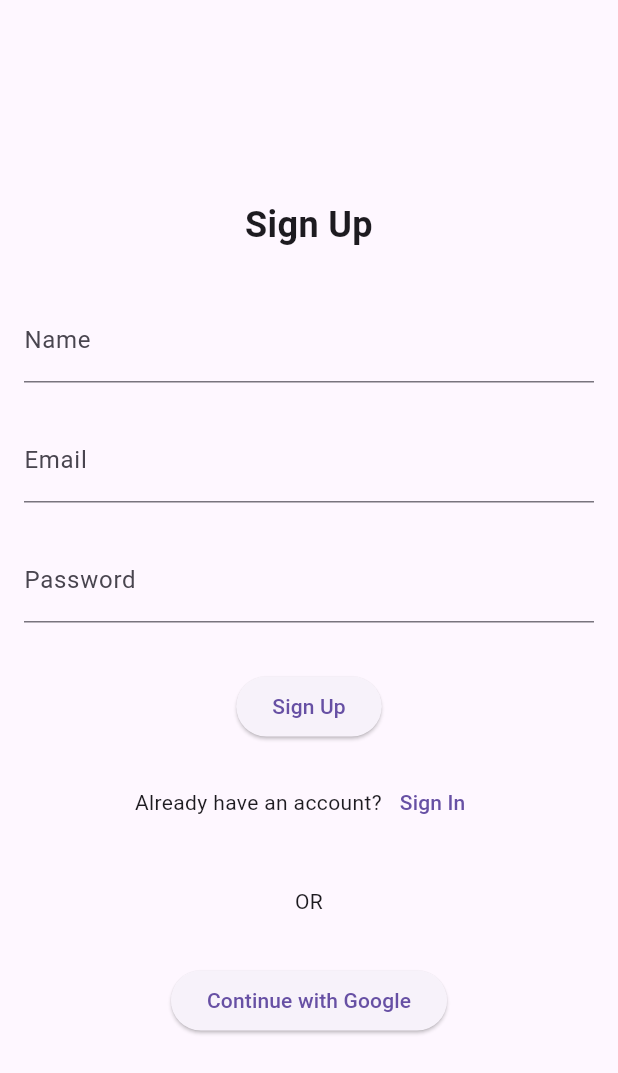
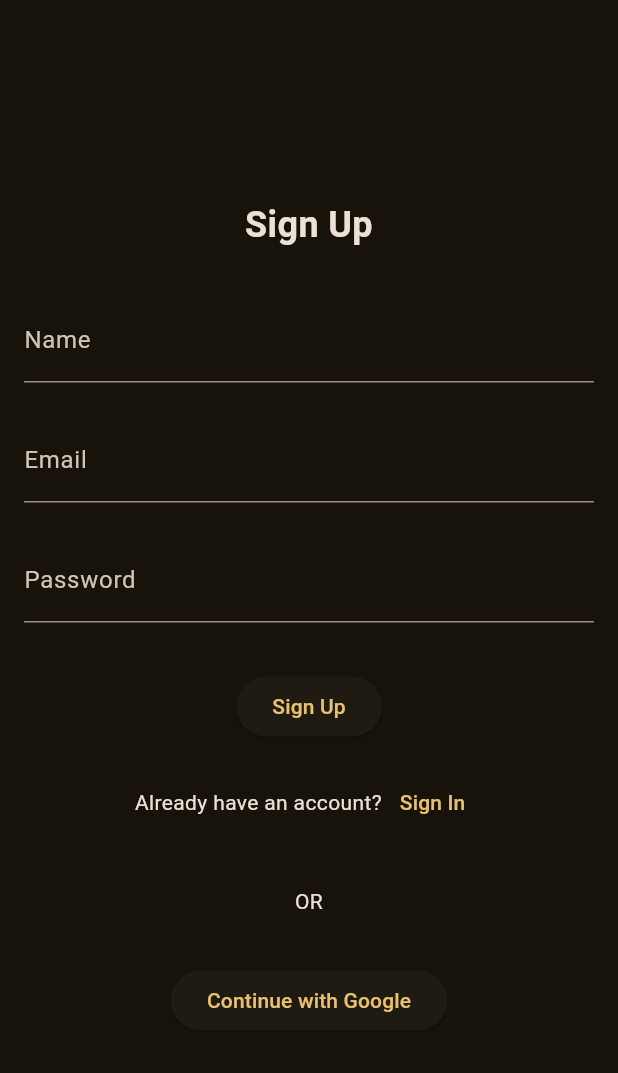
Before and after one commit to PrithviKaushik/travelApp, a Flutter app: the screen it shows after launch, on a phone screen of 412 x 824 dp. Shown: the top 1073 px of the screen. Run offline on Flutter 3.47's test engine with Material 3 defaults, Android fonts, the phone set to English and light mode, and no system bars; our stand-ins replace firebase_auth, firebase_core, font_awesome_flutter, geocoding, geolocator, google_fonts and 2 more; accounts and stored records are empty.

Commit message:
App theme updated

```diff
--- a/lib/theme.dart
+++ b/lib/theme.dart
@@ -2,7 +2,21 @@ import 'package:flutter/material.dart';
 import 'package:google_fonts/google_fonts.dart';
 
 var appTheme = ThemeData(
-  primarySwatch: Colors.yellow,
+  useMaterial3: true,
+  colorScheme: ColorScheme.fromSeed(
+    seedColor: Colors.amber,
+    brightness: Brightness.dark,
+  ),
+  primarySwatch: Colors.amber,
   fontFamily: GoogleFonts.roboto().fontFamily,
-  brightness: Brightness.light,
+  appBarTheme: AppBarTheme(
+    centerTitle: true,
+    foregroundColor: Colors.black,
+    backgroundColor: Colors.amber,
+    titleTextStyle: TextStyle(
+      fontWeight: FontWeight.w600,
+      color: Colors.black,
+      fontSize: 24,
+    ),
+  ),
 );
--- a/lib/widgets/weather_card.dart
+++ b/lib/widgets/weather_card.dart
@@ -33,6 +33,7 @@ class WeatherCard extends StatelessWidget {
                     cityName: cityName, forecast: forecast ?? [])));
       },
       child: Card(
+        surfaceTintColor: Colors.amber,
         margin: EdgeInsets.all(10),
         child: ListTile(
           leading: iconUrl.isEmpty
```
Also changed, not shown: lib/screens/home.dart (+48 -10 lines), lib/providers/map_provider.dart (added), lib/screens/map_screen.dart (added), pubspec.lock, 250 other files.
